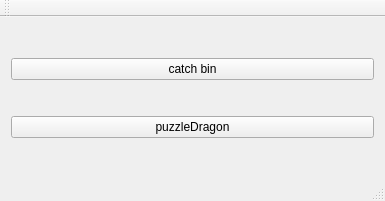
Before: the Qt Designer form QCrackTools/mainwindow.ui in luxiaodong/Qt, drawn with Qt 5.
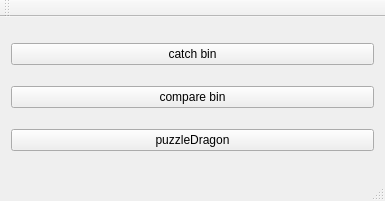
After: the same form once the commit is applied.

Commit message: add compare function in QCrackTools

Diff of the .ui file:
```diff
--- a/QCrackTools/mainwindow.ui
+++ b/QCrackTools/mainwindow.ui
@@ -22,13 +22,20 @@
       </property>
      </widget>
     </item>
-    <item row="1" column="0">
+    <item row="2" column="0">
      <widget class="QPushButton" name="puzzleDragon">
       <property name="text">
        <string>puzzleDragon</string>
       </property>
      </widget>
     </item>
+    <item row="1" column="0">
+     <widget class="QPushButton" name="compare">
+      <property name="text">
+       <string>compare bin</string>
+      </property>
+     </widget>
+    </item>
    </layout>
   </widget>
   <widget class="QMenuBar" name="menuBar">
```
The commit also changes 6 other files.
